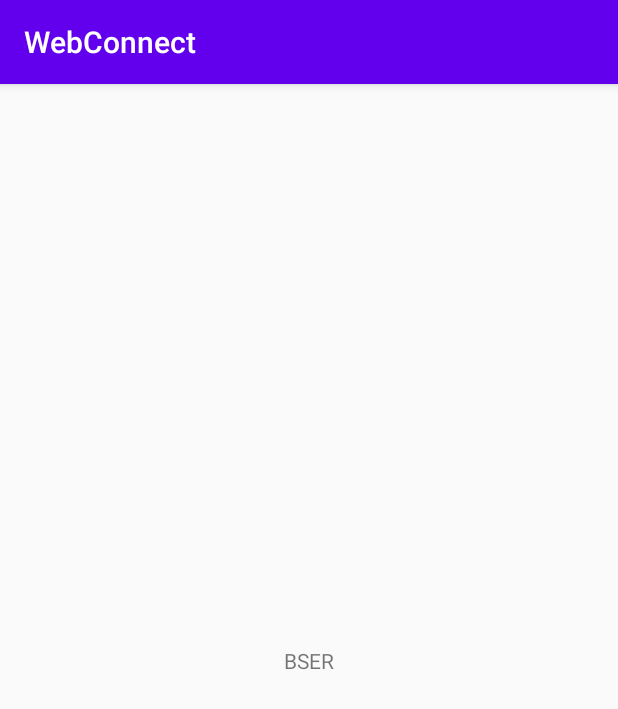
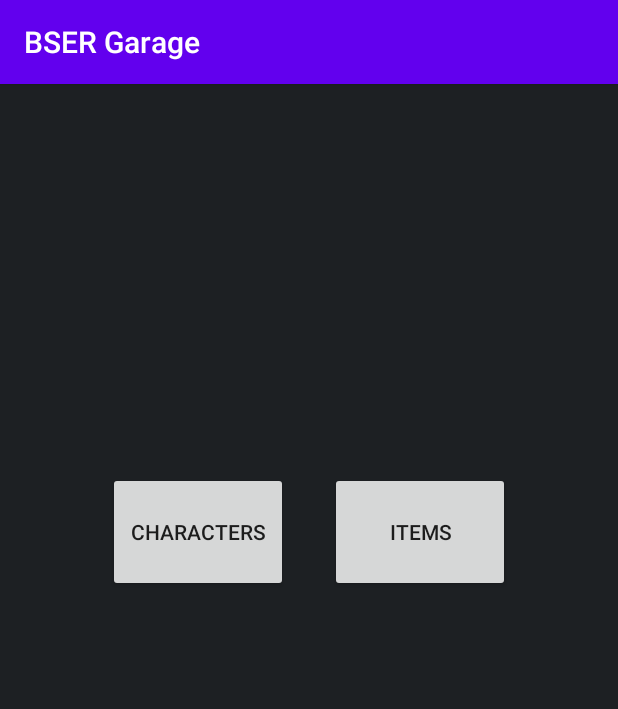
Before and after one commit to imhans/bser-garage, an Android app: the screen it shows after launch (MainActivity), on a phone screen of 412 x 824 dp. Shown: the top 709 px of the screen. Run offline under Robolectric (Android 15) with nearby library versions, the phone set to English and light mode, and no system bars.

Commit message:
Set main page with two buttons for Characters and Items

```diff
--- a/app/src/main/java/hans/bser/webconnect/MainActivity.java
+++ b/app/src/main/java/hans/bser/webconnect/MainActivity.java
@@ -8,15 +8,11 @@ import android.widget.TextView;
 public class MainActivity extends AppCompatActivity {
 
     final static String BESR_ITEM_URL = "https://open-api.bser.io/v1/data/";
-    TextView txt;
 
     @Override
     protected void onCreate(Bundle savedInstanceState) {
         super.onCreate(savedInstanceState);
         setContentView(R.layout.activity_main);
-
-        txt = findViewById(R.id.txtView);
-        txt.setText("BSER");
 
         WebTask webTask = new WebTask(BESR_ITEM_URL, "Character");
         webTask.execute();
--- a/app/src/main/res/layout/activity_main.xml
+++ b/app/src/main/res/layout/activity_main.xml
@@ -4,16 +4,28 @@
     xmlns:tools="http://schemas.android.com/tools"
     android:layout_width="match_parent"
     android:layout_height="match_parent"
+    android:background="@color/colorBlack"
     tools:context=".MainActivity">
 
-    <TextView
-        android:id="@+id/txtView"
-        android:layout_width="wrap_content"
-        android:layout_height="wrap_content"
-        android:text="Hello World!"
+    <Button
+        android:id="@+id/btnItem"
+        android:layout_width="120dp"
+        android:layout_height="80dp"
+        android:layout_marginEnd="72dp"
+        android:text="Items"
         app:layout_constraintBottom_toBottomOf="parent"
-        app:layout_constraintLeft_toLeftOf="parent"
-        app:layout_constraintRight_toRightOf="parent"
-        app:layout_constraintTop_toTopOf="parent" />
+        app:layout_constraintEnd_toEndOf="parent"
+        app:layout_constraintTop_toTopOf="parent"
+        app:layout_constraintVertical_bias="0.376" />
 
+    <Button
+        android:id="@+id/btnCharacter"
+        android:layout_width="120dp"
+        android:layout_height="80dp"
+        android:layout_marginStart="72dp"
+        android:text="Characters"
+        app:layout_constraintBottom_toBottomOf="parent"
+        app:layout_constraintStart_toStartOf="parent"
+        app:layout_constraintTop_toTopOf="parent"
+        app:layout_constraintVertical_bias="0.376" />
 </androidx.constraintlayout.widget.ConstraintLayout>
--- a/app/src/main/res/values/colors.xml
+++ b/app/src/main/res/values/colors.xml
@@ -3,4 +3,8 @@
     <color name="colorPrimary">#6200EE</color>
     <color name="colorPrimaryDark">#3700B3</color>
     <color name="colorAccent">#03DAC5</color>
+    <color name="colorBBBlack">#131313</color>
+    <color name="colorBBlack">#1A1B1C</color>
+    <color name="colorBlack">#1D2023</color>
+    <color name="colorYellow">#FCCD33</color>
 </resources>
--- a/app/src/main/res/values/strings.xml
+++ b/app/src/main/res/values/strings.xml
@@ -1,5 +1,5 @@
 <resources>
-    <string name="app_name">WebConnect</string>
+    <string name="app_name">BSER Garage</string>
     <string name="XAPIKEY">x-api-key</string>
     <string name="APIKEY">agFxyGgRR38dzOKU73vzU1AvG9oDovLf1wfFhQxa</string>
 </resources>
```
